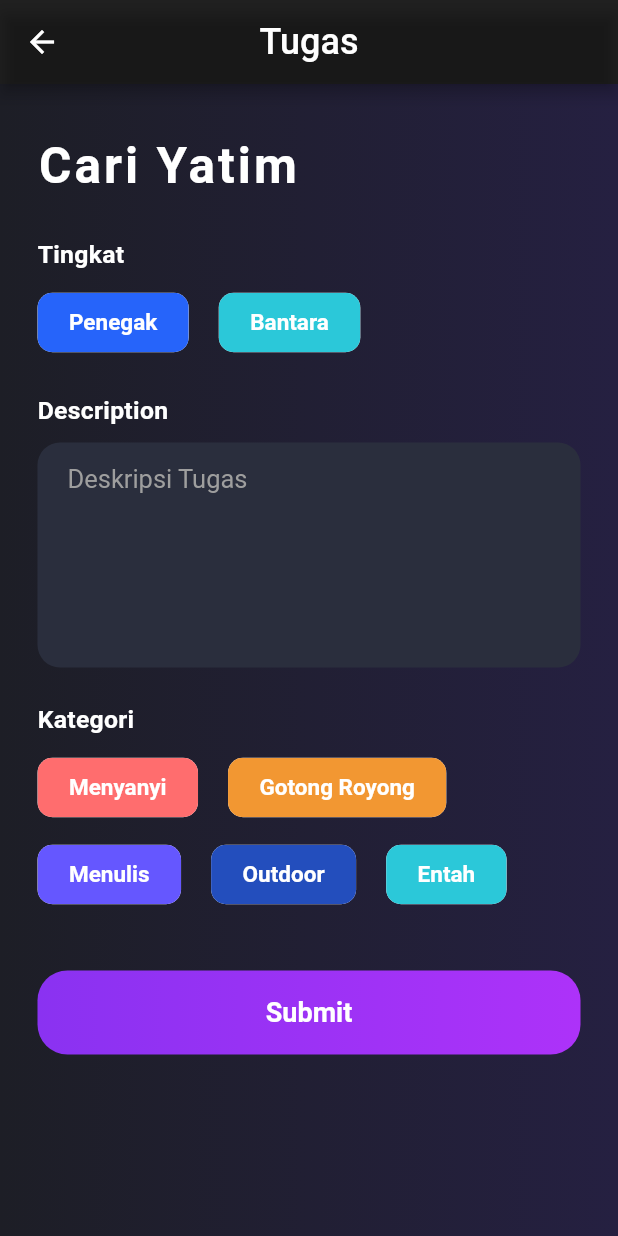
After one commit to abcdgick/SKU-Pramuka, a Flutter app: the TugasPage screen opened directly, on a phone screen of 412 x 824 dp. The commit adds this screen. Run offline on Flutter 3.47's test engine with Material 2 defaults, Android fonts, the phone set to English and light mode, and no system bars; our stand-ins replace cloud_firestore, firebase_auth, firebase_core, flutter_secure_storage, flutter_spinkit, flutter_svg and 1 more; missing offline and left inert: time_machine; accounts and stored records are empty; network calls fail.

Commit message:
Added Home Screen and Tugas Screen

```diff
--- /dev/null
+++ b/lib/screen/tugas_screen.dart
@@ -0,0 +1,203 @@
+import 'package:flutter/cupertino.dart';
+import 'package:flutter/material.dart';
+import 'package:flutter/src/widgets/container.dart';
+import 'package:flutter/src/widgets/framework.dart';
+
+class TugasPage extends StatefulWidget {
+  const TugasPage({super.key});
+
+  @override
+  State<TugasPage> createState() => _TugasPageState();
+}
+
+class _TugasPageState extends State<TugasPage> {
+  @override
+  Widget build(BuildContext context) {
+    return Scaffold(
+        appBar: AppBar(
+          backgroundColor: Colors.black87,
+          title: Text("Tugas",
+              style: TextStyle(color: Colors.white, fontSize: 24)),
+          centerTitle: true,
+        ),
+        body: Container(
+          height: MediaQuery.of(context).size.height,
+          width: MediaQuery.of(context).size.width,
+          decoration: BoxDecoration(
+              gradient: LinearGradient(
+                  colors: [Color(0xff1d1e26), Color(0xff252041)])),
+          child: SingleChildScrollView(
+              child: Column(
+            mainAxisAlignment: MainAxisAlignment.start,
+            children: [
+              SizedBox(
+                height: 30,
+              ),
+              Padding(
+                padding:
+                    const EdgeInsets.symmetric(horizontal: 25, vertical: 5),
+                child: Column(
+                  crossAxisAlignment: CrossAxisAlignment.start,
+                  children: [
+                    Text(
+                      "Cari Yatim",
+                      style: TextStyle(
+                        fontSize: 33,
+                        color: Colors.white,
+                        fontWeight: FontWeight.bold,
+                        letterSpacing: 2,
+                      ),
+                    ),
+                    SizedBox(height: 30),
+                    label("Tingkat"),
+                    SizedBox(height: 12),
+                    Row(
+                      children: [
+                        chipData("Penegak", 0xff2664fa),
+                        SizedBox(width: 20),
+                        chipData("Bantara", 0xff2bc8d9)
+                      ],
+                    ),
+                    SizedBox(height: 25),
+                    label("Description"),
+                    SizedBox(height: 12),
+                    description(),
+                    SizedBox(height: 25),
+                    label("Kategori"),
+                    SizedBox(height: 12),
+                    Wrap(
+                      runSpacing: 10,
+                      children: [
+                        chipData("Menyanyi", 0xffff6d6e),
+                        SizedBox(width: 20),
+                        chipData("Gotong Royong", 0xfff29732),
+                        SizedBox(width: 20),
+                        chipData("Menulis", 0xff6557ff),
+                        SizedBox(width: 20),
+                        chipData("Outdoor", 0xff234ebd),
+                        SizedBox(width: 20),
+                        chipData("Entah", 0xff2bc8d9),
+                      ],
+                    ),
+                    SizedBox(height: 40),
+                    button(),
+                    SizedBox(height: 20),
+                  ],
+                ),
+              )
+            ],
+          )),
+        ));
+  }
+
+  Widget label(String label) {
+    return Text(
+      label,
+      style: TextStyle(
+          color: Colors.white,
+          fontWeight: FontWeight.w600,
+          fontSize: 16.5,
+          letterSpacing: 0.2),
+    );
+  }
+
+  Widget title() {
+    return Container(
+      height: 60,
+      width: MediaQuery.of(context).size.width,
+      decoration: BoxDecoration(
+        color: Color(0xff2a2e3d),
+        borderRadius: BorderRadius.circular(15),
+      ),
+      child: TextFormField(
+        style: TextStyle(
+          color: Colors.grey,
+          fontSize: 17,
+        ),
+        decoration: InputDecoration(
+          border: InputBorder.none,
+          hintText: "Nama Tugas",
+          hintStyle: TextStyle(
+            color: Colors.grey,
+            fontSize: 17,
+          ),
+          contentPadding: EdgeInsets.only(
+            left: 20,
+            right: 20,
+          ),
+        ),
+      ),
+    );
+  }
+
+  Widget description() {
+    return Container(
+      height: 150,
+      width: MediaQuery.of(context).size.width,
+      decoration: BoxDecoration(
+        color: Color(0xff2a2e3d),
+        borderRadius: BorderRadius.circular(15),
+      ),
+      child: TextFormField(
+        style: TextStyle(
+          color: Colors.grey,
+          fontSize: 17,
+        ),
+        maxLines: null,
+        decoration: InputDecoration(
+          border: InputBorder.none,
+          hintText: "Deskripsi Tugas",
+          hintStyle: TextStyle(
+            color: Colors.grey,
+            fontSize: 17,
+          ),
+          contentPadding: EdgeInsets.only(
+            left: 20,
+            right: 20,
+          ),
+        ),
+      ),
+    );
+  }
+
+  Widget chipData(String label, int color) {
+    return Chip(
+      backgroundColor: Color(color),
+      shape: RoundedRectangleBorder(
+        borderRadius: BorderRadius.circular(10),
+      ),
+      label: Text(
+        label,
+        style: TextStyle(
+            color: Colors.white, fontSize: 15, fontWeight: FontWeight.w600),
+      ),
+      labelPadding: EdgeInsets.symmetric(horizontal: 17, vertical: 3.8),
+    );
+  }
+
+  Widget button() {
+    return Container(
+      height: 56,
+      width: MediaQuery.of(context).size.width,
+      decoration: BoxDecoration(
+        borderRadius: BorderRadius.circular(20),
+        gradient: LinearGradient(
+          colors: [
+            Color(0xff8a32f1),
+            Color(0xffad32f9),
+          ],
+        ),
+      ),
+      child: Center(
+        child: Text(
+          "Submit",
+          style: TextStyle(
+            color: Colors.white,
+            fontSize: 18,
+            fontWeight: FontWeight.w600,
+          ),
+        ),
+      ),
+    );
+  }
+}
```
Also changed, not shown: lib/main.dart (+25 -2 lines), lib/screen/home_screen.dart (+141 -5 lines), lib/screen/newprofile_screen.dart (+19 -15 lines), lib/screen/signin_screen.dart (+16 -10 lines), lib/screen/signup_screen.dart (+5 -5 lines), lib/service/google_auth.dart (+35 -0 lines), lib/widgets/card_tugas.dart (added, +99 -0 lines), pubspec.yaml (+8 -0 lines), assets/icon/icon.png (added), pubspec.lock, 33 other files.
